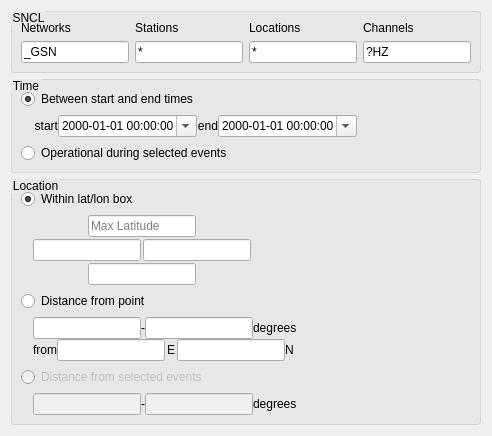
This is pyweed/StationQueryDialog.ui in iris-edu/pyweed as Qt 5 draws it before an edit. The edited form follows.
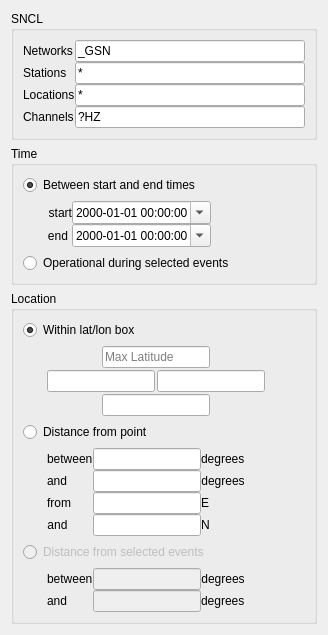
This is the edited form.

Commit message: wip trying form layout

Patch:
```diff
--- a/pyweed/StationQueryDialog.ui
+++ b/pyweed/StationQueryDialog.ui
@@ -11,20 +11,6 @@
   <property name="windowTitle">
    <string>Dialog</string>
   </property>
-  <property name="styleSheet">
-   <string notr="true">QGroupBox {
-    background-color: #e7e7e7;
-    border: 1px solid lightGray;
-    border-radius: 3px;
-	margin-top: 1em;
-}
-
-QGroupBox::title {
-	subcontrol-origin: margin;
-    font-size: 12px;
-}
-</string>
-  </property>
   <layout class="QVBoxLayout" name="verticalLayout">
    <item>
     <widget class="QGroupBox" name="SNCLGroupBox">
@@ -36,22 +22,55 @@
      </property>
      <layout class="QVBoxLayout" name="verticalLayout_5">
       <item>
-       <layout class="QGridLayout" name="gridLayout_2">
-        <item row="0" column="3">
-         <widget class="QLabel" name="channelLabel">
+       <layout class="QHBoxLayout" name="horizontalLayout_13">
+        <property name="spacing">
+         <number>0</number>
+        </property>
+        <item>
+         <layout class="QFormLayout" name="formLayout">
+          <item row="0" column="0">
+           <widget class="QLabel" name="networkLabel">
           <property name="text">
-           <string>Channels</string>
+             <string>Networks</string>
           </property>
          </widget>
         </item>
-        <item row="0" column="2">
+          <item row="0" column="1">
+           <widget class="QLineEdit" name="networkLineEdit">
+            <property name="text">
+             <string>_GSN</string>
+            </property>
+           </widget>
+          </item>
+          <item row="1" column="1">
+           <widget class="QLineEdit" name="stationLineEdit">
+            <property name="text">
+             <string>*</string>
+            </property>
+           </widget>
+          </item>
+          <item row="2" column="0">
          <widget class="QLabel" name="locationLabel">
           <property name="text">
            <string>Locations</string>
           </property>
          </widget>
         </item>
-        <item row="1" column="3">
+          <item row="2" column="1">
+           <widget class="QLineEdit" name="locationLineEdit">
+            <property name="text">
+             <string>*</string>
+            </property>
+           </widget>
+          </item>
+          <item row="3" column="0">
+           <widget class="QLabel" name="channelLabel">
+            <property name="text">
+             <string>Channels</string>
+            </property>
+           </widget>
+          </item>
+          <item row="3" column="1">
          <widget class="QLineEdit" name="channelLineEdit">
           <property name="sizePolicy">
            <sizepolicy hsizetype="Preferred" vsizetype="Fixed">
@@ -64,40 +83,14 @@
           </property>
          </widget>
         </item>
-        <item row="1" column="2">
-         <widget class="QLineEdit" name="locationLineEdit">
-          <property name="text">
-           <string>*</string>
-          </property>
-         </widget>
-        </item>
-        <item row="0" column="0">
-         <widget class="QLabel" name="networkLabel">
-          <property name="text">
-           <string>Networks</string>
-          </property>
-         </widget>
-        </item>
         <item row="1" column="0">
-         <widget class="QLineEdit" name="networkLineEdit">
-          <property name="text">
-           <string>_GSN</string>
-          </property>
-         </widget>
-        </item>
-        <item row="0" column="1">
          <widget class="QLabel" name="stationLabel">
           <property name="text">
            <string>Stations</string>
           </property>
          </widget>
         </item>
-        <item row="1" column="1">
-         <widget class="QLineEdit" name="stationLineEdit">
-          <property name="text">
-           <string>*</string>
-          </property>
-         </widget>
+         </layout>
         </item>
        </layout>
       </item>
@@ -129,21 +122,11 @@
          <number>0</number>
         </property>
         <property name="leftMargin">
-         <number>12</number>
+         <number>24</number>
         </property>
         <item>
-         <layout class="QHBoxLayout" name="horizontalLayout_3">
-          <item>
-           <widget class="QLabel" name="starttimeLabel">
-            <property name="text">
-             <string>start</string>
-            </property>
-            <property name="alignment">
-             <set>Qt::AlignRight|Qt::AlignTrailing|Qt::AlignVCenter</set>
-            </property>
-           </widget>
-          </item>
-          <item>
+         <layout class="QFormLayout" name="formLayout_2">
+          <item row="0" column="1">
            <widget class="QDateTimeEdit" name="starttimeDateTimeEdit">
             <property name="alignment">
              <set>Qt::AlignLeading|Qt::AlignLeft|Qt::AlignVCenter</set>
@@ -159,7 +142,7 @@
             </property>
            </widget>
           </item>
-          <item>
+          <item row="1" column="0">
            <widget class="QLabel" name="endtimeLabel">
             <property name="text">
              <string>end</string>
@@ -169,7 +152,7 @@
             </property>
            </widget>
           </item>
-          <item>
+          <item row="1" column="1">
            <widget class="QDateTimeEdit" name="endtimeDateTimeEdit">
             <property name="sizePolicy">
              <sizepolicy hsizetype="Minimum" vsizetype="Fixed">
@@ -191,6 +174,16 @@
             </property>
            </widget>
           </item>
+          <item row="0" column="0">
+           <widget class="QLabel" name="starttimeLabel">
+            <property name="text">
+             <string>start</string>
+            </property>
+            <property name="alignment">
+             <set>Qt::AlignRight|Qt::AlignTrailing|Qt::AlignVCenter</set>
+            </property>
+           </widget>
+          </item>
          </layout>
         </item>
         <item>
@@ -240,7 +233,7 @@
          <number>0</number>
         </property>
         <property name="leftMargin">
-         <number>12</number>
+         <number>24</number>
         </property>
         <item>
          <layout class="QVBoxLayout" name="verticalLayout_7">
@@ -390,11 +383,18 @@
          <number>0</number>
         </property>
         <property name="leftMargin">
-         <number>12</number>
+         <number>24</number>
         </property>
         <item>
-         <layout class="QVBoxLayout" name="verticalLayout_11">
-          <item>
+         <layout class="QFormLayout" name="formLayout_3">
+          <item row="0" column="0">
+           <widget class="QLabel" name="label">
+            <property name="text">
+             <string>between</string>
+            </property>
+           </widget>
+          </item>
+          <item row="0" column="1">
            <layout class="QHBoxLayout" name="horizontalLayout_6">
             <item>
              <widget class="QLineEdit" name="distanceFromPointMinRadiusLineEdit">
@@ -409,32 +409,6 @@
               </property>
              </widget>
             </item>
-            <item>
-             <widget class="QLabel" name="label_10">
-              <property name="enabled">
-               <bool>true</bool>
-              </property>
-              <property name="text">
-               <string>-</string>
-              </property>
-              <property name="alignment">
-               <set>Qt::AlignCenter</set>
-              </property>
-             </widget>
-            </item>
-            <item>
-             <widget class="QLineEdit" name="distanceFromPointMaxRadiusLineEdit">
-              <property name="enabled">
-               <bool>true</bool>
-              </property>
-              <property name="sizePolicy">
-               <sizepolicy hsizetype="Fixed" vsizetype="Fixed">
-                <horstretch>0</horstretch>
-                <verstretch>0</verstretch>
-               </sizepolicy>
-              </property>
-             </widget>
-            </item>
             <item>
              <widget class="QLabel" name="label_11">
               <property name="enabled">
@@ -447,9 +421,44 @@
             </item>
            </layout>
           </item>
+          <item row="1" column="0">
+           <widget class="QLabel" name="label_2">
+            <property name="text">
+             <string>and</string>
+            </property>
+           </widget>
+          </item>
+          <item row="1" column="1">
+           <layout class="QHBoxLayout" name="horizontalLayout_3">
           <item>
-           <layout class="QHBoxLayout" name="horizontalLayout_7">
+             <widget class="QLineEdit" name="distanceFromPointMaxRadiusLineEdit">
+              <property name="enabled">
+               <bool>true</bool>
+              </property>
+              <property name="sizePolicy">
+               <sizepolicy hsizetype="Fixed" vsizetype="Fixed">
+                <horstretch>0</horstretch>
+                <verstretch>0</verstretch>
+               </sizepolicy>
+              </property>
+             </widget>
+            </item>
             <item>
+             <widget class="QLabel" name="label_10">
+              <property name="enabled">
+               <bool>true</bool>
+              </property>
+              <property name="text">
+               <string>degrees</string>
+              </property>
+              <property name="alignment">
+               <set>Qt::AlignCenter</set>
+              </property>
+             </widget>
+            </item>
+           </layout>
+          </item>
+          <item row="2" column="0">
              <widget class="QLabel" name="label_6">
               <property name="enabled">
                <bool>true</bool>
@@ -462,6 +471,8 @@
               </property>
              </widget>
             </item>
+          <item row="2" column="1">
+           <layout class="QHBoxLayout" name="horizontalLayout_7">
             <item>
              <widget class="QLineEdit" name="distanceFromPointEastLineEdit">
               <property name="enabled">
@@ -476,18 +487,29 @@
              </widget>
             </item>
             <item>
-             <widget class="QLabel" name="label_8">
-              <property name="enabled">
-               <bool>true</bool>
-              </property>
+             <widget class="QLabel" name="label_4">
               <property name="text">
                <string>E</string>
               </property>
+             </widget>
+            </item>
+           </layout>
+          </item>
+          <item row="3" column="0">
+           <widget class="QLabel" name="label_8">
+            <property name="enabled">
+             <bool>true</bool>
+            </property>
+            <property name="text">
+             <string>and</string>
+            </property>
               <property name="alignment">
                <set>Qt::AlignCenter</set>
               </property>
              </widget>
             </item>
+          <item row="3" column="1">
+           <layout class="QHBoxLayout" name="horizontalLayout_8">
             <item>
              <widget class="QLineEdit" name="distanceFromPointNorthLineEdit">
               <property name="enabled">
@@ -502,10 +524,7 @@
              </widget>
             </item>
             <item>
-             <widget class="QLabel" name="label_9">
-              <property name="enabled">
-               <bool>true</bool>
-              </property>
+             <widget class="QLabel" name="label_7">
               <property name="text">
                <string>N</string>
               </property>
@@ -546,9 +565,18 @@
          <number>0</number>
         </property>
         <property name="leftMargin">
-         <number>12</number>
+         <number>24</number>
         </property>
         <item>
+         <layout class="QFormLayout" name="formLayout_4">
+          <item row="0" column="0">
+           <widget class="QLabel" name="label_9">
+            <property name="text">
+             <string>between</string>
+            </property>
+           </widget>
+          </item>
+          <item row="0" column="1">
          <layout class="QHBoxLayout" name="horizontalLayout_11">
           <item>
            <widget class="QLineEdit" name="distanceFromEventsMinradiusLineEdit">
@@ -569,13 +597,24 @@
              <bool>true</bool>
             </property>
             <property name="text">
-             <string>-</string>
+               <string>degrees</string>
             </property>
             <property name="alignment">
              <set>Qt::AlignCenter</set>
             </property>
            </widget>
           </item>
+           </layout>
+          </item>
+          <item row="1" column="0">
+           <widget class="QLabel" name="label_12">
+            <property name="text">
+             <string>and</string>
+            </property>
+           </widget>
+          </item>
+          <item row="1" column="1">
+           <layout class="QHBoxLayout" name="horizontalLayout_12">
           <item>
            <widget class="QLineEdit" name="distanceFromEventsMaxradiusLineEdit">
             <property name="enabled">
@@ -601,6 +640,8 @@
           </item>
          </layout>
         </item>
+         </layout>
+        </item>
         <item>
          <spacer name="horizontalSpacer">
           <property name="orientation">
```
Left out of the diff: 3 changed lines with no effect on the pictures. Lines whose indentation alone changed are shown as unchanged. The commit also changes 1 other file.
